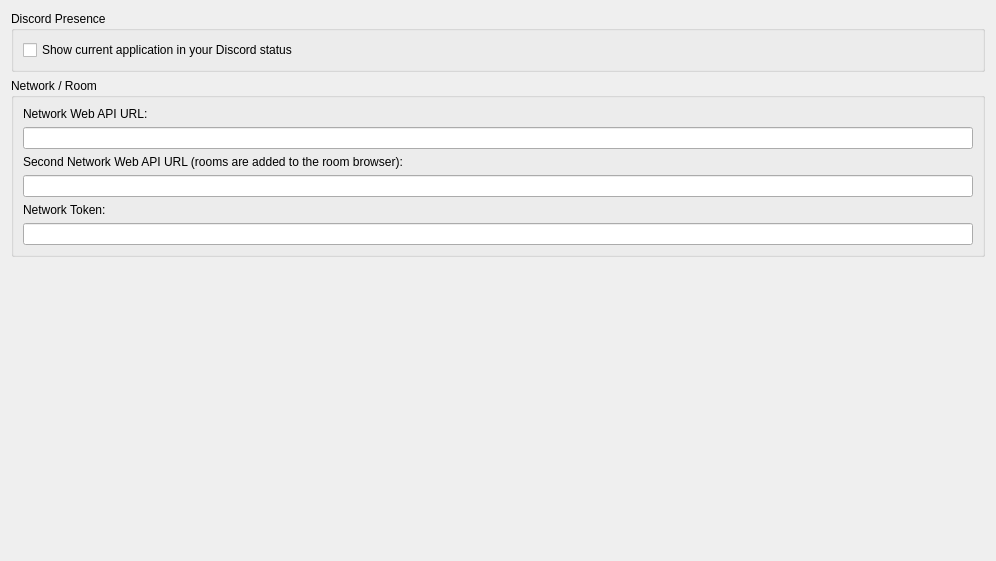
Old version of the form src/citra_qt/configuration/configure_network.ui in the repository klark231/AzaharPlus.
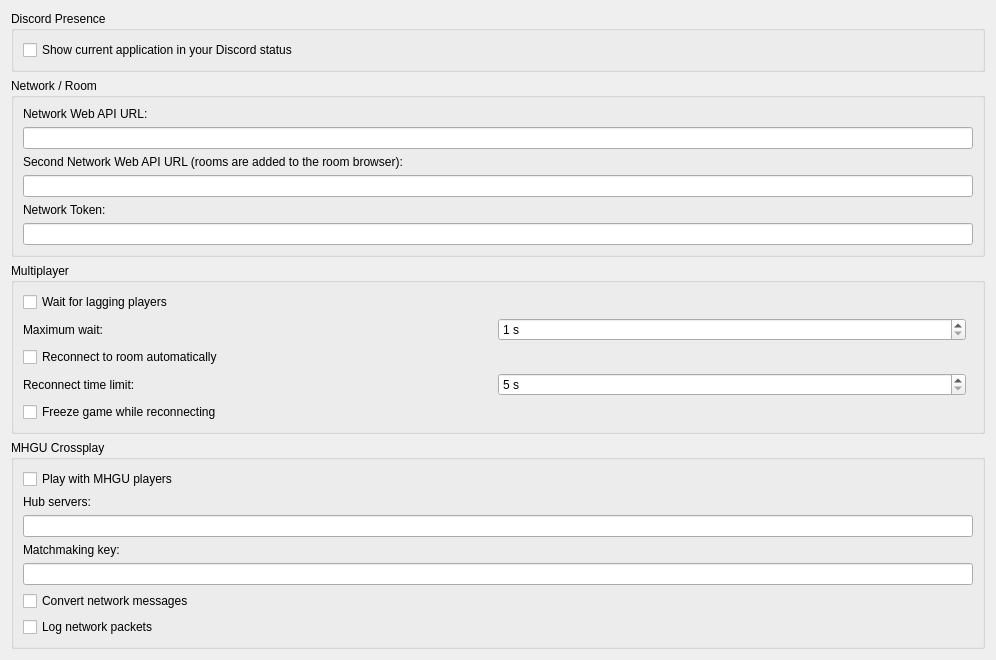
New version of the form.

Commit message: Desktop: fix CI, Windows 7 build, combo buttons, tweak toggles

```diff
--- a/src/citra_qt/configuration/configure_network.ui
+++ b/src/citra_qt/configuration/configure_network.ui
@@ -66,6 +66,192 @@
      </layout>
     </widget>
    </item>
+   <item>
+    <widget class="QGroupBox" name="multiplayer_group">
+     <property name="title">
+      <string>Multiplayer</string>
+     </property>
+     <layout class="QVBoxLayout" name="multiplayer_layout">
+      <item>
+       <widget class="QCheckBox" name="netsync_enabled">
+        <property name="toolTip">
+         <string>Briefly holds your game when another player falls behind, so the game doesn't think they disconnected.</string>
+        </property>
+        <property name="text">
+         <string>Wait for lagging players</string>
+        </property>
+       </widget>
+      </item>
+      <item>
+       <layout class="QHBoxLayout" name="netsync_timeout_layout">
+        <item>
+         <widget class="QLabel" name="netsync_timeout_spinbox_label">
+          <property name="toolTip">
+           <string>How long to wait for a lagging player before carrying on without them. Longer is more forgiving, but your game can freeze for longer.</string>
+          </property>
+          <property name="text">
+           <string>Maximum wait:</string>
+          </property>
+         </widget>
+        </item>
+        <item>
+         <widget class="QSpinBox" name="netsync_timeout_spinbox">
+          <property name="toolTip">
+           <string>How long to wait for a lagging player before carrying on without them. Longer is more forgiving, but your game can freeze for longer.</string>
+          </property>
+          <property name="suffix">
+           <string> s</string>
+          </property>
+          <property name="minimum">
+           <number>1</number>
+          </property>
+          <property name="maximum">
+           <number>60</number>
+          </property>
+         </widget>
+        </item>
+        <item>
+         <spacer name="netsync_timeout_layout_spacer">
+          <property name="orientation">
+           <enum>Qt::Horizontal</enum>
+          </property>
+         </spacer>
+        </item>
+       </layout>
+      </item>
+      <item>
+       <widget class="QCheckBox" name="auto_rejoin">
+        <property name="toolTip">
+         <string>If the room server drops you, rejoin with the same name and MAC address, without error popups.</string>
+        </property>
+        <property name="text">
+         <string>Reconnect to room automatically</string>
+        </property>
+       </widget>
+      </item>
+      <item>
+       <layout class="QHBoxLayout" name="auto_rejoin_window_layout">
+        <item>
+         <widget class="QLabel" name="auto_rejoin_window_spinbox_label">
+          <property name="toolTip">
+           <string>How long to keep trying to get back into the room before giving up.</string>
+          </property>
+          <property name="text">
+           <string>Reconnect time limit:</string>
+          </property>
+         </widget>
+        </item>
+        <item>
+         <widget class="QSpinBox" name="auto_rejoin_window_spinbox">
+          <property name="toolTip">
+           <string>How long to keep trying to get back into the room before giving up.</string>
+          </property>
+          <property name="suffix">
+           <string> s</string>
+          </property>
+          <property name="minimum">
+           <number>5</number>
+          </property>
+          <property name="maximum">
+           <number>600</number>
+          </property>
+         </widget>
+        </item>
+        <item>
+         <spacer name="auto_rejoin_window_layout_spacer">
+          <property name="orientation">
+           <enum>Qt::Horizontal</enum>
+          </property>
+         </spacer>
+        </item>
+       </layout>
+      </item>
+      <item>
+       <widget class="QCheckBox" name="auto_rejoin_pause">
+        <property name="toolTip">
+         <string>Stops the game clock until you're back, so the game can't time out the connection meanwhile.</string>
+        </property>
+        <property name="text">
+         <string>Freeze game while reconnecting</string>
+        </property>
+       </widget>
+      </item>
+     </layout>
+    </widget>
+   </item>
+   <item>
+    <widget class="QGroupBox" name="mhgu_hub_group">
+     <property name="title">
+      <string>MHGU Crossplay</string>
+     </property>
+     <layout class="QVBoxLayout" name="mhgu_hub_layout">
+      <item>
+       <widget class="QCheckBox" name="mhgu_hub_enabled">
+        <property name="toolTip">
+         <string>Monster Hunter XX only. While you're not in a room, local play goes through the MHGU (native port) hub servers: rooms you create are listed for MHGU players, and their rooms show up when you search.</string>
+        </property>
+        <property name="text">
+         <string>Play with MHGU players</string>
+        </property>
+       </widget>
+      </item>
+      <item>
+       <widget class="QLabel" name="mhgu_hub_servers_label">
+        <property name="toolTip">
+         <string>Up to 4 server addresses, separated by spaces.</string>
+        </property>
+        <property name="text">
+         <string>Hub servers:</string>
+        </property>
+       </widget>
+      </item>
+      <item>
+       <widget class="QLineEdit" name="mhgu_hub_servers">
+        <property name="toolTip">
+         <string>Up to 4 server addresses, separated by spaces.</string>
+        </property>
+       </widget>
+      </item>
+      <item>
+       <widget class="QLabel" name="mhgu_hub_key_label">
+        <property name="toolTip">
+         <string>Only players with the same key see each other's rooms. Leave empty for public rooms.</string>
+        </property>
+        <property name="text">
+         <string>Matchmaking key:</string>
+        </property>
+       </widget>
+      </item>
+      <item>
+       <widget class="QLineEdit" name="mhgu_hub_key">
+        <property name="toolTip">
+         <string>Only players with the same key see each other's rooms. Leave empty for public rooms.</string>
+        </property>
+       </widget>
+      </item>
+      <item>
+       <widget class="QCheckBox" name="mhgu_hub_convert">
+        <property name="toolTip">
+         <string>Rewrites the few network messages that differ between the 3DS and MHGU. Leave this on.</string>
+        </property>
+        <property name="text">
+         <string>Convert network messages</string>
+        </property>
+       </widget>
+      </item>
+      <item>
+       <widget class="QCheckBox" name="mhgu_hub_log">
+        <property name="toolTip">
+         <string>Writes the game's network packets to the log, for troubleshooting connection problems.</string>
+        </property>
+        <property name="text">
+         <string>Log network packets</string>
+        </property>
+       </widget>
+      </item>
+     </layout>
+    </widget>
+   </item>
    <item>
     <spacer name="verticalSpacer">
      <property name="orientation">
```
The commit also changes 38 other files.
